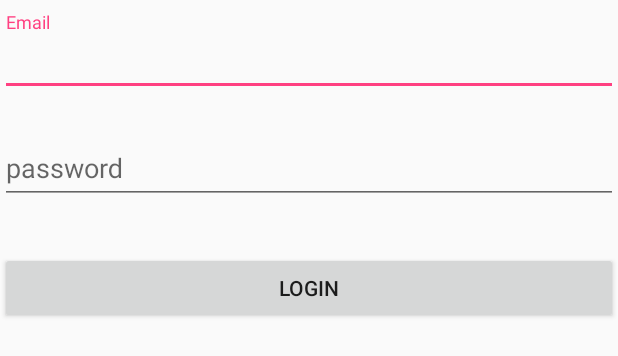
After one commit to MyChanges/MyAndroid, an Android app: the layout login.xml on its own in the app's theme, with its tools: preview values and no code run, on a phone screen of 412 x 824 dp. The commit adds this screen. Shown: the top 356 px of the screen. Run offline under Robolectric (Android 15) with nearby library versions, the phone set to English and light mode, and no system bars.

Commit message:
login MVP搭建测试

```diff
--- a/Android_frame/app/src/main/AndroidManifest.xml
+++ b/Android_frame/app/src/main/AndroidManifest.xml
@@ -7,6 +7,7 @@
         android:icon="@mipmap/ic_launcher"
         android:label="@string/app_name"
         android:supportsRtl="true"
+
         android:theme="@style/AppTheme">
         <activity
             android:name=".MainActivity"
@@ -19,6 +20,7 @@
             </intent-filter>
         </activity>
         <activity android:name=".activity.NativeActivity"/>
+        <activity android:name=".activity.LoginActivity"/>
     </application>
 
 </manifest>
--- a/Android_frame/app/src/main/res/drawable/drvider.xml
+++ b/Android_frame/app/src/main/res/drawable/drvider.xml
@@ -2,5 +2,7 @@
 <shape xmlns:android="http://schemas.android.com/apk/res/android">
     android:shape="rectangle">
     <solid android:color="#303F9F"/>
-    <size android:height="1dp"/>
+    <size android:height="1dp"
+        android:width="1dp"
+        />
 </shape>
--- /dev/null
+++ b/Android_frame/app/src/main/res/layout/login.xml
@@ -0,0 +1,48 @@
+<?xml version="1.0" encoding="utf-8"?>
+<LinearLayout xmlns:android="http://schemas.android.com/apk/res/android"
+    android:layout_width="match_parent"
+    android:layout_height="match_parent"
+    android:orientation="vertical">
+
+    <android.support.design.widget.TextInputLayout
+        android:layout_width="match_parent"
+        android:layout_height="wrap_content"
+        android:layout_marginBottom="8dp"
+        android:layout_marginTop="8dp">
+
+        <EditText
+            android:id="@+id/ed_login_username"
+            android:layout_width="match_parent"
+            android:layout_height="wrap_content"
+            android:hint="Email"
+            android:inputType="textEmailAddress" />
+    </android.support.design.widget.TextInputLayout>
+
+
+    <android.support.design.widget.TextInputLayout
+        android:layout_width="match_parent"
+        android:layout_height="wrap_content"
+        android:layout_marginBottom="8dp"
+        android:layout_marginTop="8dp">
+
+        <EditText
+            android:id="@+id/ed_login_userpassword"
+            android:layout_width="match_parent"
+            android:layout_height="wrap_content"
+            android:hint="password"
+            android:inputType="textPassword" />
+
+    </android.support.design.widget.TextInputLayout>
+
+    <android.support.v7.widget.AppCompatButton
+        android:id="@+id/btn_login"
+        android:layout_width="fill_parent"
+        android:layout_height="wrap_content"
+        android:layout_marginBottom="24dp"
+        android:layout_marginTop="24dp"
+        android:gravity="center"
+        android:padding="12dp"
+        android:text="Login" />
+
+
+</LinearLayout>
--- a/Android_frame/app/src/main/res/layout/main_item.xml
+++ b/Android_frame/app/src/main/res/layout/main_item.xml
@@ -9,7 +9,9 @@
         android:id="@+id/tv_main_item_txt"
         android:layout_width="match_parent"
         android:layout_height="match_parent"
+        android:text="沃尔玛"
         android:gravity="center"
-        android:text="沃尔玛"
+
         />
+
 </LinearLayout>
```
Also changed, not shown: Android_frame/app/build.gradle (+9 -0 lines), Android_frame/app/src/main/java/test/zp/com/myandroid/MainActivity.java (+23 -2 lines), Android_frame/app/src/main/java/test/zp/com/myandroid/activity/LoginActivity.java (+57 -1 lines), Android_frame/app/src/main/java/test/zp/com/myandroid/activity/NativeActivity.java (+17 -0 lines), Android_frame/app/src/main/java/test/zp/com/myandroid/activity/login/LoginContract.java (added, +27 -0 lines), Android_frame/app/src/main/java/test/zp/com/myandroid/activity/login/LoginMondel.java (added, +52 -0 lines), Android_frame/app/src/main/java/test/zp/com/myandroid/adapter/MainRecyclerViewAdapter.java (+4 -2 lines), Android_frame/app/src/main/java/test/zp/com/myandroid/base/BaseActivity.java (+58 -7 lines), Android_frame/app/src/main/java/test/zp/com/myandroid/base/BasePresenter.java (+13 -1 lines), Android_frame/app/src/main/java/test/zp/com/myandroid/base/BaseView.java (added, +21 -0 lines), Android_frame/app/src/main/java/test/zp/com/myandroid/bean/User.java (added, +25 -0 lines), Android_frame/app/src/main/java/test/zp/com/myandroid/presenter/LoginPresenter.java (+40 -1 lines), Android_frame/app/src/main/java/test/zp/com/myandroid/test/A.java (added, +7 -0 lines), Android_frame/app/src/main/java/test/zp/com/myandroid/view/DividerItemDecoration.java (+10 -8 lines), 1 more files.
